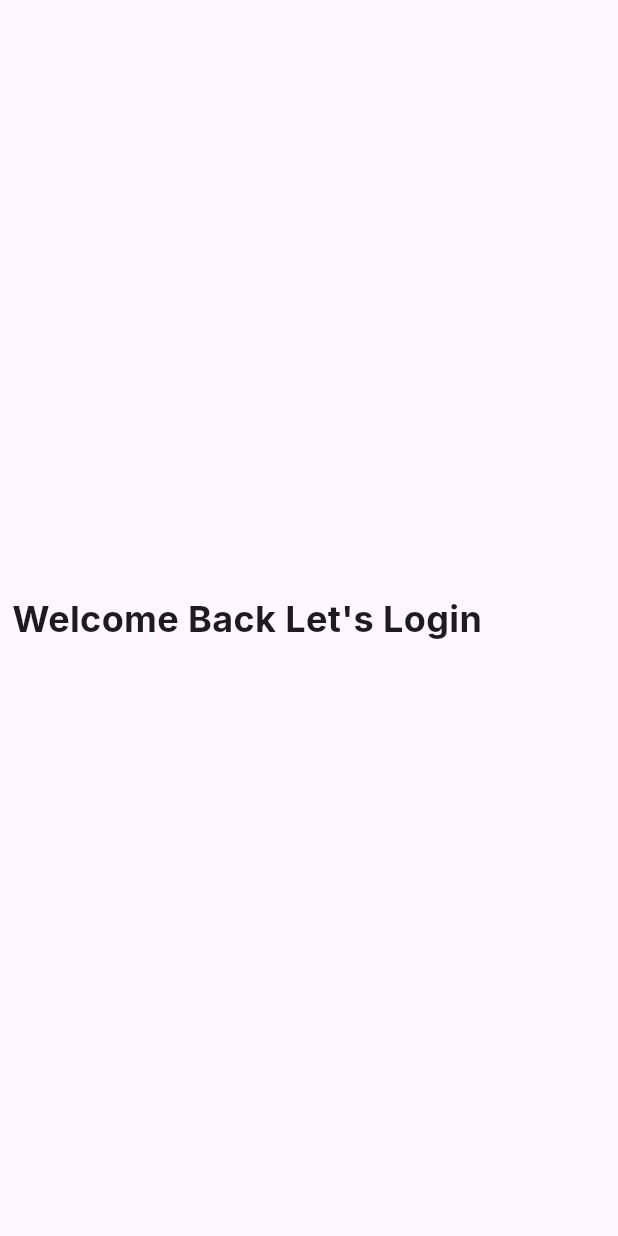
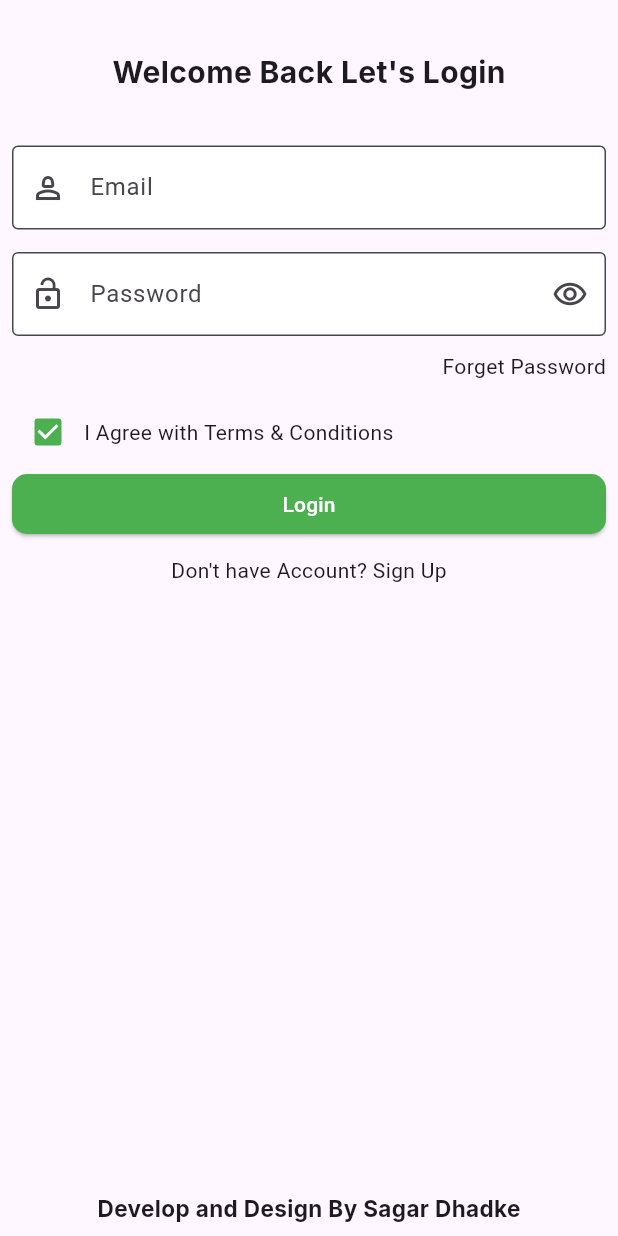
Before and after one commit to sagardhadke/Taski, a Flutter app: the screen it shows after launch, on a phone screen of 412 x 824 dp. Run offline on Flutter 3.47's test engine with Material 3 defaults, Android fonts, the phone set to English and light mode, and no system bars; our stand-ins replace google_fonts.

Commit message:
Added Login Activity

```diff
--- a/lib/Auth/login.dart
+++ b/lib/Auth/login.dart
@@ -1,5 +1,6 @@
 import 'package:flutter/material.dart';
 import 'package:google_fonts/google_fonts.dart';
+import 'package:taski/Exports/MyExports.dart';
 
 class MyLogin extends StatefulWidget {
   const MyLogin({super.key});
@@ -9,20 +10,98 @@ class MyLogin extends StatefulWidget {
 }
 
 class _MyLoginState extends State<MyLogin> {
+  TextEditingController email = TextEditingController();
+  TextEditingController pass = TextEditingController();
+  bool isShow = true;
+
   @override
   Widget build(BuildContext context) {
     return Scaffold(
       body: Padding(
         padding: const EdgeInsets.all(8.0),
         child: Column(
-          mainAxisAlignment: MainAxisAlignment.center,
           children: [
+            SizedBox(height: 25),
             Text(
               "Welcome Back Let's Login",
               style: GoogleFonts.inter(
                   textStyle:
-                      TextStyle(fontSize: 24, fontWeight: FontWeight.bold)),
+                      TextStyle(fontSize: 20, fontWeight: FontWeight.bold)),
             ),
+            SizedBox(height: 35),
+            TextField(
+              controller: email,
+              decoration: InputDecoration(
+                  prefixIcon: Icon(Icons.person_2_outlined),
+                  fillColor: Colors.white,
+                  filled: true,
+                  hintText: 'Entar Your Email',
+                  label: Text("Email"),
+                  border: OutlineInputBorder()),
+            ),
+            SizedBox(height: 15),
+            TextField(
+              controller: pass,
+              obscureText: isShow,
+              decoration: InputDecoration(
+                  fillColor: Colors.white,
+                  filled: true,
+                  prefixIcon: Icon(Icons.lock_open),
+                  suffixIcon: IconButton(
+                    icon: Icon(Icons.remove_red_eye_outlined),
+                    onPressed: () {
+                      isShow = !isShow;
+                    },
+                  ),
+                  hintText: 'Entar Your Password',
+                  label: Text("Password"),
+                  border: OutlineInputBorder()),
+            ),
+            SizedBox(height: 10),
+            Container(
+                alignment: Alignment.bottomRight,
+                child: Text("Forget Password")),
+            SizedBox(height: 10),
+            Row(
+              children: [
+                Checkbox(
+                  checkColor: Colors.white,
+                  activeColor: Colors.green,
+                  value: isShow,
+                  onChanged: (bool? value) {
+                    setState(() {
+                      isShow = value!;
+                    });
+                  },
+                ),
+                Text("I Agree with Terms & Conditions")
+              ],
+            ),
+            SizedBox(
+              width: double.infinity,
+              child: ElevatedButton(
+                  style: ElevatedButton.styleFrom(
+                      backgroundColor: Colors.green,
+                      shape: RoundedRectangleBorder(
+                          borderRadius: BorderRadius.circular(10))),
+                  onPressed: () {
+                    Navigator.pushReplacement(context,
+                        MaterialPageRoute(builder: (context) => AddTasks()));
+                  },
+                  child: Text(
+                    "Login",
+                    style: TextStyle(color: Colors.white),
+                  )),
+            ),
+            SizedBox(height: 10),
+            Text("Don't have Account? Sign Up"),
+            Expanded(child: Container()),
+            Text(
+              "Develop and Design By Sagar Dhadke",
+              style: GoogleFonts.inter(
+                  textStyle:
+                      TextStyle(fontSize: 15, fontWeight: FontWeight.bold)),
+            )
           ],
         ),
       ),
```
